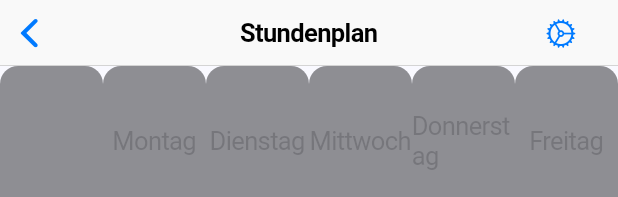
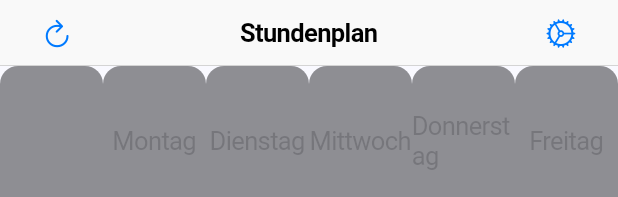
Before and after one commit to sartamo/ludus, a Flutter app: the Stundenplan widget shown alone on an empty page, opened directly, on a phone screen of 412 x 824 dp. Shown: the top 197 px of the screen. Run offline on Flutter 3.47's test engine with Material 3 defaults, Android fonts, the phone set to English and light mode, and no system bars.

Commit message:
Refresh-Button als temporäre Lösung

```diff
--- a/lib/stundenplan.dart
+++ b/lib/stundenplan.dart
@@ -83,6 +83,11 @@ class _StundenplanState extends State<Stundenplan> {
         child: Column(
           children: [
             CupertinoNavigationBar(
+              leading: CupertinoButton(
+								padding: EdgeInsets.zero,
+								child: const Icon(CupertinoIcons.refresh),
+								onPressed: () => setState(() {}),
+							),
               middle: const Text('Stundenplan'),
               trailing: CupertinoButton(
                 padding: EdgeInsets.zero,
```
Also changed, not shown: lib/faecherliste.dart (+7 -0 lines).
